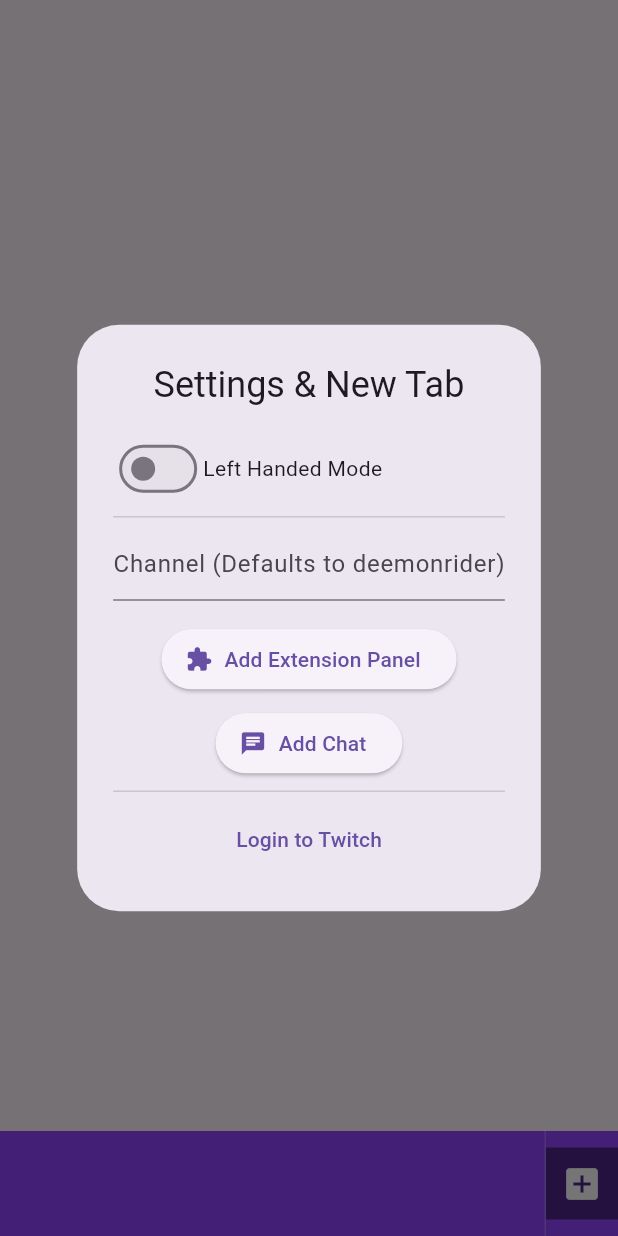
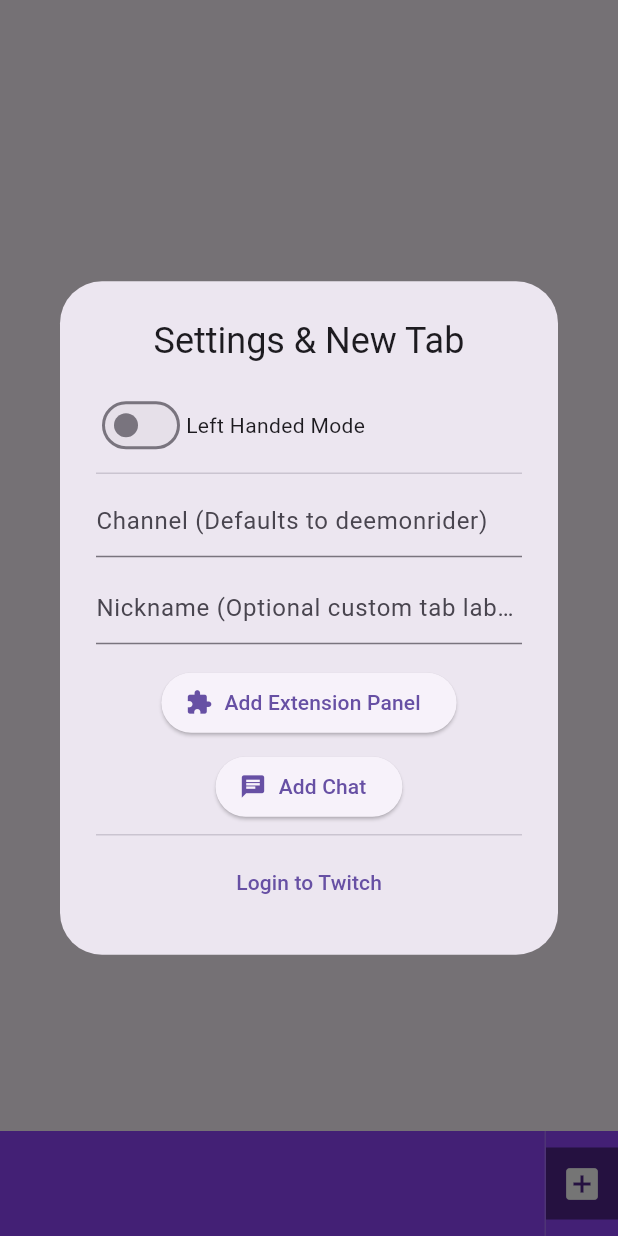
Before and after one commit to JoshuaGutz/my_android_app, a Flutter app: the screen it shows after launch, after a tap on the "add box" icon, on a phone screen of 412 x 824 dp. Run offline on Flutter 3.47's test engine with Material 3 defaults, Android fonts, the phone set to English and light mode, and no system bars; our stand-ins replace shared_preferences, webview_flutter.

Commit message:
Feat: implement tab nicknames and reorderable tab bar
- Add optional nickname field for custom tab labels
- Replace TabBar with ReorderableListView for drag-to-reorder
- Replace TabController with PageController for navigation
- Persist tab order and nicknames via SharedPreferences

```diff
--- a/lib/main.dart
+++ b/lib/main.dart
@@ -13,14 +13,15 @@ void main() {
 class TwitchTab {
   String type;
   String channel;
+  String? nickname;
   WebViewController? controller;
 
-  TwitchTab({required this.type, required this.channel, this.controller});
+  TwitchTab({required this.type, required this.channel, this.nickname, this.controller});
 
-  Map<String, dynamic> toJson() => {'type': type, 'channel': channel};
+  Map<String, dynamic> toJson() => {'type': type, 'channel': channel, 'nickname': nickname};
 
   factory TwitchTab.fromJson(Map<String, dynamic> json) {
-    return TwitchTab(type: json['type'], channel: json['channel']);
+    return TwitchTab(type: json['type'], channel: json['channel'], nickname: json['nickname']);
   }
 }
 
@@ -32,13 +33,21 @@ class TwitchApp extends StatefulWidget {
 
 class _TwitchAppState extends State<TwitchApp> with TickerProviderStateMixin {
   List<TwitchTab> myTabs = [];
-  TabController? _tabController;
+  late PageController _pageController;
+  int _currentPageIndex = 0;
   bool isLeftHanded = false;
 
   @override
   void initState() {
     super.initState();
+    _pageController = PageController();
     _initializeApp();
+  }
+
+  @override
+  void dispose() {
+    _pageController.dispose();
+    super.dispose();
   }
 
   Future<void> _initializeApp() async {
@@ -57,8 +66,8 @@ class _TwitchAppState extends State<TwitchApp> with TickerProviderStateMixin {
       if (loadedTabs.isNotEmpty) {
         setState(() {
           myTabs = loadedTabs;
-          _tabController = TabController(length: myTabs.length, vsync: this);
-          _tabController!.addListener(() => setState(() {}));
+          _pageController = PageController();
+          _currentPageIndex = 0;
         });
       }
     }
@@ -93,16 +102,16 @@ class _TwitchAppState extends State<TwitchApp> with TickerProviderStateMixin {
       ..loadRequest(Uri.parse(url));
   }
 
-  void _addTab(String type, String channel) {
+  void _addTab(String type, String channel, String? nickname) {
     setState(() {
       myTabs.add(TwitchTab(
         type: type,
         channel: channel,
+        nickname: nickname,
         controller: _createController(_generateUrl(type, channel))
       ));
-      _tabController = TabController(length: myTabs.length, vsync: this);
-      _tabController!.addListener(() => setState(() {}));
-      _tabController!.animateTo(myTabs.length - 1);
+      _pageController.jumpToPage(myTabs.length - 1);
+      _currentPageIndex = myTabs.length - 1;
     });
     _saveTabs();
   }
@@ -111,11 +120,33 @@ class _TwitchAppState extends State<TwitchApp> with TickerProviderStateMixin {
     setState(() {
       myTabs.removeAt(index);
       if (myTabs.isNotEmpty) {
-        _tabController = TabController(length: myTabs.length, vsync: this);
-        _tabController!.addListener(() => setState(() {}));
+        // Adjust current page index if needed
+        if (_currentPageIndex >= myTabs.length) {
+          _currentPageIndex = myTabs.length - 1;
+        }
+        // Recreate PageController to sync with new list
+        _pageController = PageController(initialPage: _currentPageIndex);
       } else {
-        _tabController = null;
         _showAddDialog();
+      }
+    });
+    _saveTabs();
+  }
+
+  void _reorderTabs(int oldIndex, int newIndex) {
+    setState(() {
+      if (oldIndex < newIndex) {
+        newIndex -= 1;
+      }
+      final TwitchTab item = myTabs.removeAt(oldIndex);
+      myTabs.insert(newIndex, item);
+      // If current page was affected, adjust the index
+      if (oldIndex == _currentPageIndex) {
+        _currentPageIndex = newIndex;
+      } else if (oldIndex < _currentPageIndex && newIndex >= _currentPageIndex) {
+        _currentPageIndex--;
+      } else if (oldIndex > _currentPageIndex && newIndex < _currentPageIndex) {
+        _currentPageIndex++;
       }
     });
     _saveTabs();
@@ -129,10 +160,10 @@ class _TwitchAppState extends State<TwitchApp> with TickerProviderStateMixin {
         mainAxisSize: MainAxisSize.min,
         children: [
           IconButton(icon: const Icon(Icons.add_box, color: Colors.white, size: 28), onPressed: _showAddDialog),
-          if (myTabs.isNotEmpty && _tabController != null)
+          if (myTabs.isNotEmpty)
             IconButton(
               icon: const Icon(Icons.refresh, color: Colors.white, size: 28),
-              onPressed: () => myTabs[_tabController!.index].controller?.reload(),
+              onPressed: () => myTabs[_currentPageIndex].controller?.reload(),
             ),
         ],
       ),
@@ -142,9 +173,10 @@ class _TwitchAppState extends State<TwitchApp> with TickerProviderStateMixin {
       body: SafeArea(
         child: myTabs.isEmpty
           ? const Center(child: Text("No tabs open."))
-          : TabBarView(
-              controller: _tabController,
+          : PageView(
+              controller: _pageController,
               physics: const NeverScrollableScrollPhysics(),
+              onPageChanged: (index) => setState(() { _currentPageIndex = index; }),
               children: myTabs.map((tab) => WebViewWidget(controller: tab.controller!)).toList(),
             ),
       ),
@@ -161,33 +193,39 @@ class _TwitchAppState extends State<TwitchApp> with TickerProviderStateMixin {
   }
 
   Widget _buildTabBar() {
-    if (myTabs.isEmpty || _tabController == null) return const SizedBox();
-    return TabBar(
-      controller: _tabController,
-      isScrollable: true,
-      tabAlignment: TabAlignment.center, // Keeps selected tab centered in the available area
-      indicatorColor: Colors.transparent,
-      dividerColor: Colors.transparent,
-      padding: const EdgeInsets.symmetric(vertical: 10),
-      labelPadding: const EdgeInsets.symmetric(horizontal: 4),
-      tabs: myTabs.asMap().entries.map((entry) {
-        int index = entry.key;
-        bool isActive = _tabController!.index == index;
+    if (myTabs.isEmpty) return const SizedBox();
+    return ReorderableListView.builder(
+      scrollDirection: Axis.horizontal,
+      onReorder: _reorderTabs,
+      buildDefaultDragHandles: false,
+      padding: const EdgeInsets.symmetric(vertical: 10, horizontal: 4),
+      itemCount: myTabs.length,
+      itemBuilder: (context, index) {
+        final tab = myTabs[index];
+        bool isActive = _currentPageIndex == index;
 
-        String displayName = entry.value.channel;
-        if (displayName.toLowerCase() == "deemonrider") displayName = "DR";
+        String displayName = tab.nickname ?? tab.channel;
+        if (displayName.toLowerCase() == "deemonrider" && tab.nickname == null) displayName = "DR";
 
-        IconData icon = entry.value.type == "chat" ? Icons.chat_bubble : Icons.extension;
-        if (entry.value.type == "login") {
+        IconData icon = tab.type == "chat" ? Icons.chat_bubble : Icons.extension;
+        if (tab.type == "login") {
           icon = Icons.person;
           displayName = "Login";
         }
 
-        return Container(
+        return ReorderableDragStartListener(
+          key: ValueKey(index),
+          index: index,
+          child: GestureDetector(
+            onTap: () {
+              _pageController.jumpToPage(index);
+              setState(() { _currentPageIndex = index; });
+            },
+            child: Container(
               height: 42,
+              margin: const EdgeInsets.symmetric(horizontal: 4),
               padding: const EdgeInsets.symmetric(horizontal: 10),
               decoration: BoxDecoration(
-            // "Pressed in" look: Darker purple and slightly shadow-inset effect
                 color: isActive ? const Color(0xFF5B2B9F) : Colors.white.withAlpha(40),
                 borderRadius: BorderRadius.circular(8),
                 border: Border.all(
@@ -216,13 +254,16 @@ class _TwitchAppState extends State<TwitchApp> with TickerProviderStateMixin {
                   ),
                 ],
               ),
+            ),
+          ),
         );
-      }).toList(),
+      },
     );
   }
 
   void _showAddDialog() {
     TextEditingController channelController = TextEditingController();
+    TextEditingController nicknameController = TextEditingController();
     showDialog(
       context: context,
       barrierDismissible: myTabs.isNotEmpty,
@@ -243,13 +284,19 @@ class _TwitchAppState extends State<TwitchApp> with TickerProviderStateMixin {
                 controller: channelController,
                 decoration: const InputDecoration(hintText: "Channel (Defaults to deemonrider)"),
               ),
+              const SizedBox(height: 10),
+              TextField(
+                controller: nicknameController,
+                decoration: const InputDecoration(hintText: "Nickname (Optional custom tab label)"),
+              ),
               const SizedBox(height: 15),
               ElevatedButton.icon(
                 icon: const Icon(Icons.extension),
                 label: const Text("Add Extension Panel"),
                 onPressed: () {
                   String name = channelController.text.trim().isEmpty ? "deemonrider" : channelController.text.trim();
-                  _addTab("panel", name);
+                  String? nickname = nicknameController.text.trim().isEmpty ? null : nicknameController.text.trim();
+                  _addTab("panel", name, nickname);
                   Navigator.pop(context);
                 },
               ),
@@ -259,14 +306,15 @@ class _TwitchAppState extends State<TwitchApp> with TickerProviderStateMixin {
                 label: const Text("Add Chat"),
                 onPressed: () {
                   String name = channelController.text.trim().isEmpty ? "deemonrider" : channelController.text.trim();
-                  _addTab("chat", name);
+                  String? nickname = nicknameController.text.trim().isEmpty ? null : nicknameController.text.trim();
+                  _addTab("chat", name, nickname);
                   Navigator.pop(context);
                 },
               ),
               const Divider(),
               TextButton(
                 onPressed: () {
-                  _addTab("login", "");
+                  _addTab("login", "", null);
                   Navigator.pop(context);
                 },
                 child: const Text("Login to Twitch"),
```
Lines whose indentation alone changed are shown as unchanged.
